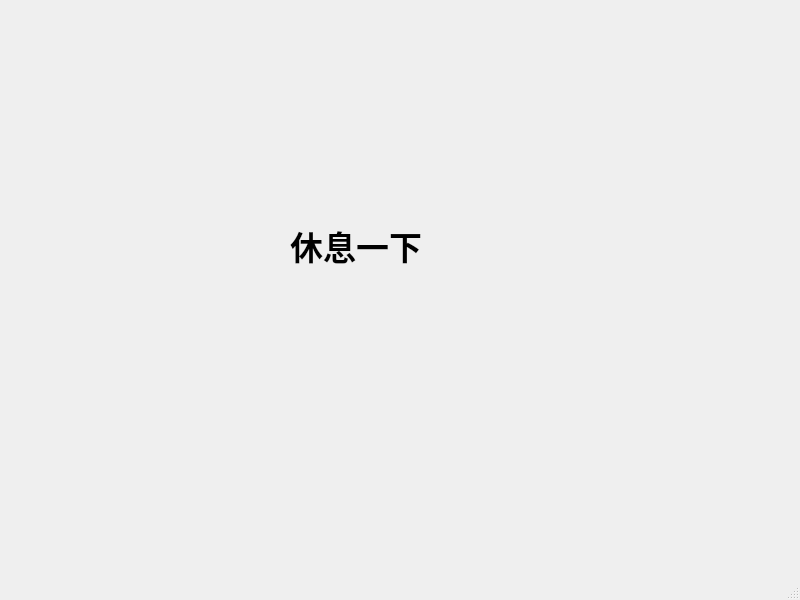
Above: mainwindow.ui from djxc/dj_rest before the change. Below: the same form after it.
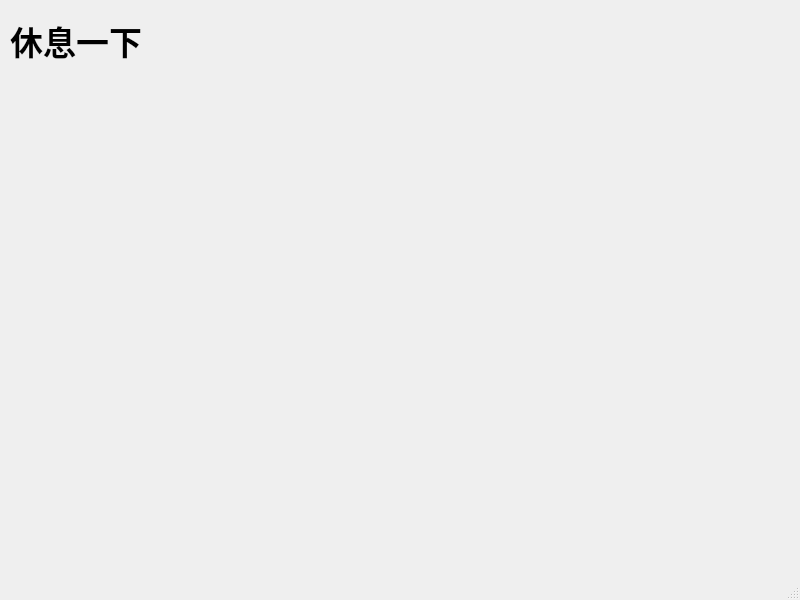
That is the form after the change.

```diff
--- a/mainwindow.ui
+++ b/mainwindow.ui
@@ -17,10 +17,10 @@
    <widget class="QLabel" name="label">
     <property name="geometry">
      <rect>
-      <x>290</x>
-      <y>210</y>
+      <x>10</x>
+      <y>10</y>
       <width>141</width>
-      <height>71</height>
+      <height>61</height>
      </rect>
     </property>
     <property name="font">
```
